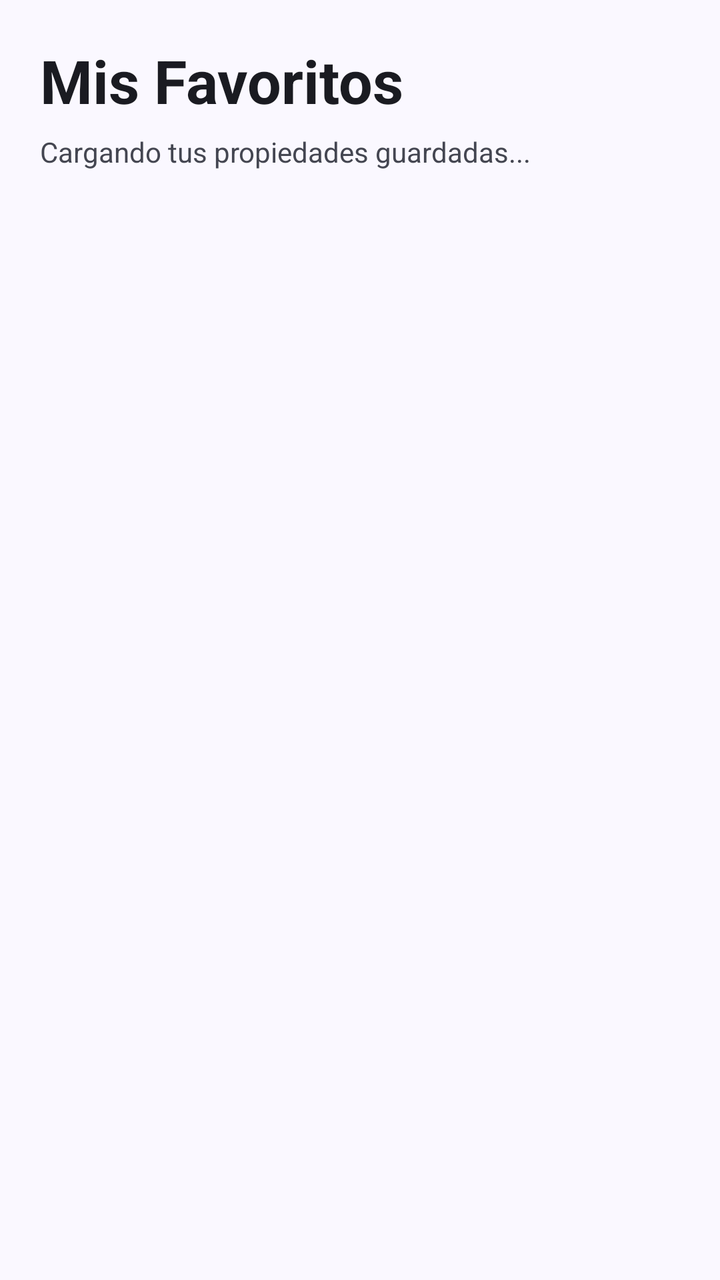
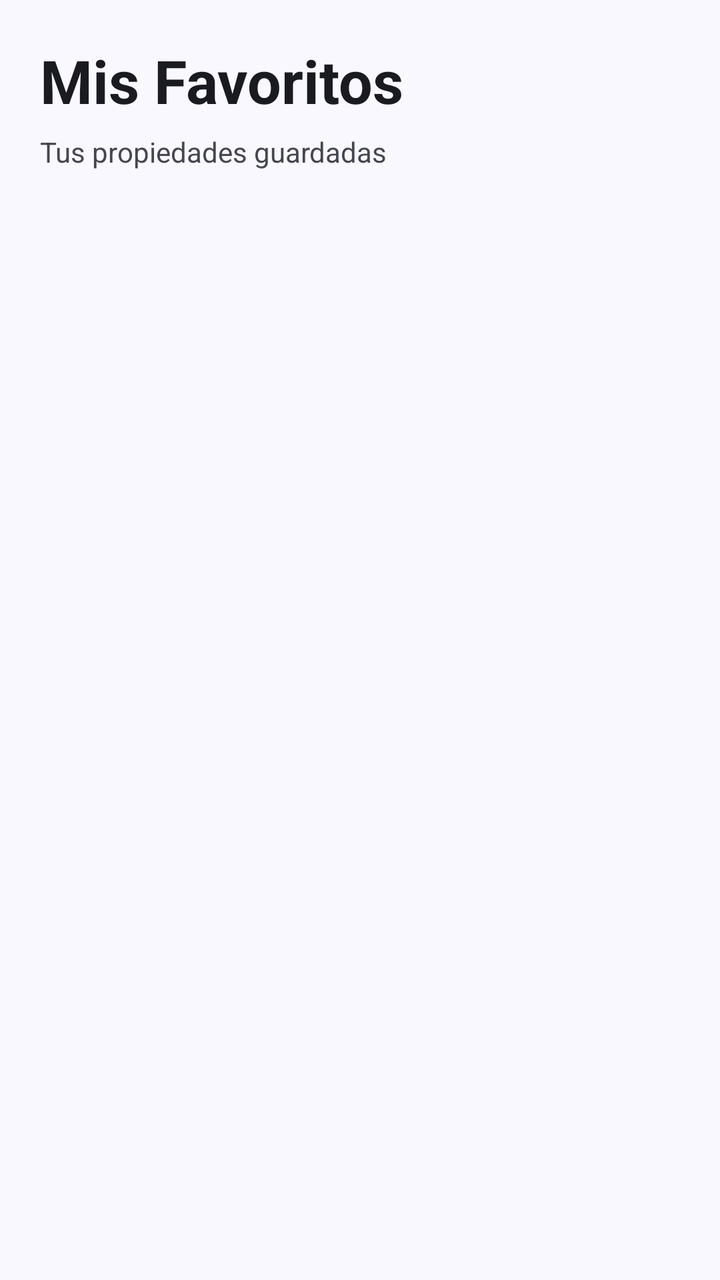

The first picture is an Android layout as it rendered before a commit; the second is the same layout after the commit. The layout source and the unified diff follow.
<!-- AndroidManifest.xml: application theme Theme.InmobiliariaVenta -->
<!-- res/layout/fragment_mis_favoritos.xml -->
<?xml version="1.0" encoding="utf-8"?>
<androidx.coordinatorlayout.widget.CoordinatorLayout
    xmlns:android="http://schemas.android.com/apk/res/android"
    xmlns:app="http://schemas.android.com/apk/res-auto"
    xmlns:tools="http://schemas.android.com/tools"
    android:id="@+id/coordinator_favoritos"
    android:layout_width="match_parent"
    android:layout_height="match_parent"
    android:background="@color/colorSurface">

    <LinearLayout
        android:layout_width="match_parent"
        android:layout_height="match_parent"
        android:orientation="vertical"
        android:paddingStart="20dp"
        android:paddingEnd="20dp"
        android:paddingTop="20dp">

        
        <LinearLayout
            android:layout_width="match_parent"
            android:layout_height="wrap_content"
            android:orientation="vertical"
            android:paddingBottom="12dp">

            <LinearLayout
                android:layout_width="match_parent"
                android:layout_height="wrap_content"
                android:orientation="horizontal"
                android:gravity="center_vertical">

                <ImageView
                    android:id="@+id/btn_back_favoritos"
                    android:layout_width="40dp"
                    android:layout_height="40dp"
                    android:layout_marginEnd="12dp"
                    android:background="?android:attr/selectableItemBackgroundBorderless"
                    android:clickable="true"
                    android:focusable="true"
                    android:padding="8dp"
                    android:src="@drawable/ic_arrow_back"
                    android:visibility="gone"
                    app:tint="@color/colorOnSurface" />

                <TextView
                    android:layout_width="0dp"
                    android:layout_height="wrap_content"
                    android:layout_weight="1"
                    android:text="Mis Favoritos"
                    android:textColor="@color/colorOnSurface"
                    android:textSize="30sp"
                    android:textStyle="bold" />
            </LinearLayout>

            <TextView
                android:id="@+id/tv_favoritos_contador"
                android:layout_width="match_parent"
                android:layout_height="wrap_content"
                android:layout_marginTop="6dp"
                android:text="Cargando tus propiedades guardadas..."
                android:textColor="@color/colorOnSurfaceVariant"
                android:textSize="14sp" />

            
            <LinearLayout
                android:id="@+id/btn_ordenar_favoritos"
                android:layout_width="wrap_content"
                android:layout_height="wrap_content"
                android:layout_marginTop="12dp"
                android:background="@drawable/bg_rounded_corner"
                android:backgroundTint="@color/colorSurfaceContainerHigh"
                android:paddingStart="16dp"
                android:paddingEnd="16dp"
                android:paddingTop="8dp"
                android:paddingBottom="8dp"
                android:gravity="center_vertical"
                android:clickable="true"
                android:focusable="true"
                android:visibility="gone">

                <ImageView
                    android:layout_width="18dp"
                    android:layout_height="18dp"
                    android:src="@android:drawable/ic_menu_sort_by_size"
                    app:tint="@color/colorPrimary" />

                <TextView
                    android:id="@+id/tv_ordenar_label"
                    android:layout_width="wrap_content"
                    android:layout_height="wrap_content"
                    android:layout_marginStart="8dp"
                    android:text="Ordenar por: Añadido reciente"
                    android:textColor="@color/colorPrimary"
                    android:textSize="14sp"
                    android:textStyle="bold" />
            </LinearLayout>
        </LinearLayout>

        
        <com.google.android.material.card.MaterialCardView
            android:id="@+id/cardModoOfflineFavoritos"
            android:layout_width="match_parent"
            android:layout_height="wrap_content"
            android:layout_marginBottom="12dp"
            android:visibility="gone"
            app:cardCornerRadius="16dp"
            app:cardElevation="0dp"
            app:strokeWidth="1.5dp"
            app:strokeColor="@color/colorOfflineBannerStroke"
            app:cardBackgroundColor="@color/colorOfflineBannerBg">

            <LinearLayout
                android:layout_width="match_parent"
                android:layout_height="wrap_content"
                android:orientation="horizontal"
                android:padding="16dp"
                android:gravity="center_vertical">

                <ImageView
                    android:layout_width="28dp"
                    android:layout_height="28dp"
                    android:src="@drawable/ic_cloud_off"
                    app:tint="@color/colorOfflineBannerIcon" />

                <LinearLayout
                    android:layout_width="0dp"
                    android:layout_weight="1"
                    android:layout_height="wrap_content"
                    android:orientation="vertical"
                    android:layout_marginStart="12dp">

                    <TextView
                        android:layout_width="wrap_content"
                        android:layout_height="wrap_content"
                        android:text="Modo sin conexión"
                        android:textColor="@color/colorOfflineBannerText"
                        android:textSize="15sp"
                        android:textStyle="bold" />

                    <TextView
                        android:layout_width="wrap_content"
                        android:layout_height="wrap_content"
                        android:layout_marginTop="2dp"
                        android:text="Mostrando propiedades almacenadas localmente en este dispositivo."
                        android:textColor="@color/colorOfflineBannerSubtext"
                        android:textSize="13sp" />
                </LinearLayout>
            </LinearLayout>
        </com.google.android.material.card.MaterialCardView>

        
        <FrameLayout
            android:layout_width="match_parent"
            android:layout_height="0dp"
            android:layout_weight="1">

            
            <ProgressBar
                android:id="@+id/pb_favoritos"
                android:layout_width="wrap_content"
                android:layout_height="wrap_content"
                android:layout_gravity="center"
                android:indeterminateTint="@color/colorPrimary"
                android:visibility="gone" />

            
            <LinearLayout
                android:id="@+id/layout_favoritos_vacio"
                android:layout_width="match_parent"
                android:layout_height="match_parent"
                android:orientation="vertical"
                android:gravity="center"
                android:paddingTop="32dp"
                android:paddingBottom="32dp"
                android:paddingStart="24dp"
                android:paddingEnd="24dp"
                android:visibility="gone">

                <androidx.cardview.widget.CardView
                    android:layout_width="88dp"
                    android:layout_height="88dp"
                    app:cardCornerRadius="44dp"
                    app:cardElevation="0dp"
                    app:cardBackgroundColor="@color/colorSurfaceContainerHigh">

                    <ImageView
                        android:layout_width="44dp"
                        android:layout_height="44dp"
                        android:layout_gravity="center"
                        android:src="@drawable/ic_favorite_border"
                        app:tint="@color/colorOutline" />
                </androidx.cardview.widget.CardView>

                <TextView
                    android:layout_width="wrap_content"
                    android:layout_height="wrap_content"
                    android:layout_marginTop="20dp"
                    android:text="No tienes favoritos guardados"
                    android:textColor="@color/colorOnSurface"
                    android:textSize="20sp"
                    android:textStyle="bold"
                    android:textAlignment="center" />

                <TextView
                    android:layout_width="wrap_content"
                    android:layout_height="wrap_content"
                    android:layout_marginTop="8dp"
                    android:text="Guarda las propiedades que más te interesen tocando el ícono de corazón para encontrarlas rápidamente."
                    android:textColor="@color/colorOnSurfaceVariant"
                    android:textSize="14sp"
                    android:textAlignment="center"
                    android:lineSpacingExtra="4dp" />

                <com.google.android.material.button.MaterialButton
                    android:id="@+id/btn_explorar_propiedades"
                    android:layout_width="wrap_content"
                    android:layout_height="48dp"
                    android:layout_marginTop="24dp"
                    android:text="Explorar propiedades"
                    android:textAllCaps="false"
                    android:textSize="15sp"
                    android:textStyle="bold"
                    app:cornerRadius="24dp"
                    app:backgroundTint="@color/colorPrimary"
                    android:textColor="@color/colorOnPrimary"
                    app:icon="@drawable/ic_search"
                    app:iconTint="@color/colorOnPrimary" />
            </LinearLayout>

            
            <LinearLayout
                android:id="@+id/layout_favoritos_no_login"
                android:layout_width="match_parent"
                android:layout_height="match_parent"
                android:orientation="vertical"
                android:gravity="center"
                android:paddingTop="32dp"
                android:paddingBottom="32dp"
                android:paddingStart="24dp"
                android:paddingEnd="24dp"
                android:visibility="gone">

                <androidx.cardview.widget.CardView
                    android:layout_width="88dp"
                    android:layout_height="88dp"
                    app:cardCornerRadius="44dp"
                    app:cardElevation="0dp"
                    app:cardBackgroundColor="@color/colorSurfaceContainerHigh">

                    <ImageView
                        android:layout_width="44dp"
                        android:layout_height="44dp"
                        android:layout_gravity="center"
                        android:src="@drawable/ic_person"
                        app:tint="@color/colorPrimary" />
                </androidx.cardview.widget.CardView>

                <TextView
                    android:layout_width="wrap_content"
                    android:layout_height="wrap_content"
                    android:layout_marginTop="20dp"
                    android:text="Inicia sesión para ver tus favoritos"
                    android:textColor="@color/colorOnSurface"
                    android:textSize="20sp"
                    android:textStyle="bold"
                    android:textAlignment="center" />

                <TextView
                    android:layout_width="wrap_content"
                    android:layout_height="wrap_content"
                    android:layout_marginTop="8dp"
                    android:text="Accede a tu cuenta de cliente para guardar tus inmuebles favoritos y sincronizarlos en tu dispositivo."
                    android:textColor="@color/colorOnSurfaceVariant"
                    android:textSize="14sp"
                    android:textAlignment="center"
                    android:lineSpacingExtra="4dp" />

                <com.google.android.material.button.MaterialButton
                    android:id="@+id/btn_login_favoritos"
                    android:layout_width="wrap_content"
                    android:layout_height="48dp"
                    android:layout_marginTop="24dp"
                    android:text="Iniciar sesión"
                    android:textAllCaps="false"
                    android:textSize="15sp"
                    android:textStyle="bold"
                    app:cornerRadius="24dp"
                    app:backgroundTint="@color/colorPrimary"
                    android:textColor="@color/colorOnPrimary" />
            </LinearLayout>

            
            <androidx.recyclerview.widget.RecyclerView
                android:id="@+id/rv_mis_favoritos"
                android:layout_width="match_parent"
                android:layout_height="match_parent"
                android:clipToPadding="false"
                android:paddingBottom="24dp"
                android:visibility="gone"
                tools:listitem="@layout/item_propiedad_destacada" />

        </FrameLayout>
    </LinearLayout>

</androidx.coordinatorlayout.widget.CoordinatorLayout>
<!-- res/layout/item_propiedad_destacada.xml (included above) -->
<?xml version="1.0" encoding="utf-8"?>
<androidx.cardview.widget.CardView
    xmlns:android="http://schemas.android.com/apk/res/android"
    xmlns:app="http://schemas.android.com/apk/res-auto"
    android:layout_width="match_parent"
    android:layout_height="wrap_content"
    android:layout_marginBottom="16dp"
    app:cardBackgroundColor="@color/colorSurfaceContainerLowest"
    app:cardCornerRadius="12dp"
    app:cardElevation="2dp"
    app:strokeColor="@color/colorOutlineVariant"
    app:strokeWidth="1dp"
    android:clickable="true"
    android:focusable="true">

    <LinearLayout
        android:layout_width="match_parent"
        android:layout_height="wrap_content"
        android:orientation="vertical">

        
        <FrameLayout
            android:layout_width="match_parent"
            android:layout_height="180dp">
            
            <ImageView
                android:id="@+id/propertyImageView"
                android:layout_width="match_parent"
                android:layout_height="match_parent"
                android:scaleType="centerCrop"
                android:background="@color/colorSurfaceContainerHigh"
                android:src="@android:drawable/ic_menu_gallery"/>
                
            <androidx.cardview.widget.CardView
                android:id="@+id/tagCardView"
                android:layout_width="wrap_content"
                android:layout_height="wrap_content"
                android:layout_margin="16dp"
                app:cardBackgroundColor="@color/colorOnSecondaryContainer"
                app:cardCornerRadius="16dp">
                <TextView
                    android:id="@+id/tagTextView"
                    android:layout_width="wrap_content"
                    android:layout_height="wrap_content"
                    android:paddingStart="12dp"
                    android:paddingEnd="12dp"
                    android:paddingTop="4dp"
                    android:paddingBottom="4dp"
                    android:text="OBRA NUEVA"
                    android:textColor="@color/colorOnPrimary"
                    android:textSize="12sp"
                    android:textStyle="bold"/>
            </androidx.cardview.widget.CardView>
            
            <androidx.cardview.widget.CardView
                android:id="@+id/favoriteButtonCard"
                android:layout_width="40dp"
                android:layout_height="40dp"
                android:layout_gravity="top|end"
                android:layout_margin="16dp"
                android:clickable="true"
                android:focusable="true"
                android:foreground="?attr/selectableItemBackground"
                app:cardBackgroundColor="@color/colorSurfaceContainerLowest"
                app:cardCornerRadius="20dp"
                app:cardElevation="2dp">
                <ImageView
                    android:id="@+id/favoriteButton"
                    android:layout_width="24dp"
                    android:layout_height="24dp"
                    android:layout_gravity="center"
                    android:src="@drawable/ic_favorite_border"
                    app:tint="@color/colorOnSurfaceVariant" />
            </androidx.cardview.widget.CardView>
        </FrameLayout>

        
        <LinearLayout
            android:layout_width="match_parent"
            android:layout_height="wrap_content"
            android:orientation="vertical"
            android:padding="16dp">
            
            <TextView
                android:id="@+id/priceTextView"
                android:layout_width="match_parent"
                android:layout_height="wrap_content"
                android:text="$2,450,000"
                android:textColor="@color/colorPrimary"
                android:textSize="24sp"
                android:textStyle="bold"/>
                
            <TextView
                android:id="@+id/titleTextView"
                android:layout_width="match_parent"
                android:layout_height="wrap_content"
                android:layout_marginTop="4dp"
                android:text="The Glass Pavilion"
                android:textColor="@color/colorOnSurface"
                android:textSize="20sp"
                android:textStyle="bold"
                android:maxLines="1"
                android:ellipsize="end"/>
                
            <LinearLayout
                android:layout_width="match_parent"
                android:layout_height="wrap_content"
                android:layout_marginTop="4dp"
                android:orientation="horizontal"
                android:gravity="center_vertical">
                <ImageView
                    android:layout_width="18dp"
                    android:layout_height="18dp"
                    android:src="@android:drawable/ic_dialog_map"
                    app:tint="@color/colorOnSurfaceVariant" />
                <TextView
                    android:id="@+id/locationTextView"
                    android:layout_width="wrap_content"
                    android:layout_height="wrap_content"
                    android:layout_marginStart="4dp"
                    android:text="Beverly Hills, CA"
                    android:textColor="@color/colorOnSurfaceVariant"
                    android:textSize="14sp"
                    android:maxLines="1"
                    android:ellipsize="end"/>
            </LinearLayout>
            
            <View
                android:layout_width="match_parent"
                android:layout_height="1dp"
                android:background="@color/colorOutlineVariant"
                android:layout_marginTop="16dp"
                android:layout_marginBottom="16dp"/>
                
            <LinearLayout
                android:layout_width="match_parent"
                android:layout_height="wrap_content"
                android:orientation="horizontal">
                
                <TextView
                    android:id="@+id/bedsTextView"
                    android:layout_width="wrap_content"
                    android:layout_height="wrap_content"
                    android:text="🛏 4"
                    android:textColor="@color/colorOnSurfaceVariant"
                    android:textSize="14sp"
                    android:layout_marginEnd="16dp"/>
                    
                <TextView
                    android:id="@+id/bathsTextView"
                    android:layout_width="wrap_content"
                    android:layout_height="wrap_content"
                    android:text="🚿 5"
                    android:textColor="@color/colorOnSurfaceVariant"
                    android:textSize="14sp"
                    android:layout_marginEnd="16dp"/>
                    
                <TextView
                    android:id="@+id/sqftTextView"
                    android:layout_width="wrap_content"
                    android:layout_height="wrap_content"
                    android:text="📐 4,200"
                    android:textColor="@color/colorOnSurfaceVariant"
                    android:textSize="14sp"/>
            </LinearLayout>
        </LinearLayout>
    </LinearLayout>
</androidx.cardview.widget.CardView>
<!-- resources referenced by this layout -->
<resources>
  <color name="colorOfflineBannerBg">#0B1B3D</color>
  <color name="colorOfflineBannerIcon">#6FFBBE</color>
  <color name="colorOfflineBannerStroke">#1E3A8A</color>
  <color name="colorOfflineBannerSubtext">#DCE1FF</color>
  <color name="colorOfflineBannerText">#FFFFFF</color>
  <color name="colorOnPrimary">#FFFFFF</color>
  <color name="colorOnSecondaryContainer">#00714D</color>
  <color name="colorOnSurface">#1A1B21</color>
  <color name="colorOnSurfaceVariant">#444651</color>
  <color name="colorOutline">#757682</color>
  <color name="colorOutlineVariant">#C5C5D3</color>
  <color name="colorPrimary">#00236F</color>
  <color name="colorSurface">#FAF8FF</color>
  <color name="colorSurfaceContainerHigh">#E9E7EF</color>
  <color name="colorSurfaceContainerLowest">#FFFFFF</color>
  <!-- drawable bg_rounded_corner (drawable) -->
  <?xml version="1.0" encoding="utf-8"?>
  <shape xmlns:android="http://schemas.android.com/apk/res/android"
      android:shape="rectangle">
      <corners android:radius="8dp" />
      <solid android:color="@android:color/white" />
  </shape>
  <!-- drawable ic_arrow_back (drawable) -->
  <vector xmlns:android="http://schemas.android.com/apk/res/android"
      android:width="24dp"
      android:height="24dp"
      android:viewportWidth="24"
      android:viewportHeight="24">
    <path
        android:fillColor="@color/colorPrimary"
        android:pathData="M20,11H7.83l5.59,-5.59L12,4l-8,8 8,8 1.41,-1.41L7.83,13H20v-2z"/>
  </vector>
  <!-- drawable ic_favorite_border (drawable) -->
  <vector xmlns:android="http://schemas.android.com/apk/res/android"
      android:width="24dp"
      android:height="24dp"
      android:viewportWidth="24"
      android:viewportHeight="24">
      <path
          android:fillColor="#FF000000"
          android:pathData="M16.5,3c-1.74,0 -3.41,0.81 -4.5,2.09C10.91,3.81 9.24,3 7.5,3 4.42,3 2,5.42 2,8.5c0,3.78 3.4,6.86 8.55,11.54L12,21.35l1.45,-1.32C18.6,15.36 22,12.28 22,8.5 22,5.42 19.58,3 16.5,3zM12.1,18.55l-0.1,0.1 -0.1,-0.1C7.14,14.24 4,11.39 4,8.5 4,6.5 5.5,5 7.5,5c1.54,0 3.04,0.99 3.57,2.36h1.87C13.46,5.99 14.96,5 16.5,5c2,0 3.5,1.5 3.5,3.5 0,2.89 -3.14,5.74 -7.9,9.05z" />
  </vector>
  <!-- drawable ic_person (drawable) -->
  <vector xmlns:android="http://schemas.android.com/apk/res/android"
      android:width="24dp"
      android:height="24dp"
      android:viewportWidth="24"
      android:viewportHeight="24">
    <path
        android:fillColor="#FF000000"
        android:pathData="M12,12c2.21,0 4,-1.79 4,-4s-1.79,-4 -4,-4 -4,1.79 -4,4 1.79,4 4,4zM12,14c-2.67,0 -8,1.34 -8,4v2h16v-2c0,-2.66 -5.33,-4 -8,-4z"/>
  </vector>
  <!-- drawable ic_search (drawable) -->
  <vector xmlns:android="http://schemas.android.com/apk/res/android"
      android:width="24dp"
      android:height="24dp"
      android:viewportWidth="24"
      android:viewportHeight="24">
    <path
        android:fillColor="#FF000000"
        android:pathData="M15.5,14h-0.79l-0.28,-0.27C15.41,12.59 16,11.11 16,9.5 16,5.91 13.09,3 9.5,3S3,5.91 3,9.5 5.91,16 9.5,16c1.61,0 3.09,-0.59 4.23,-1.57l0.27,0.28v0.79l5,4.99L20.49,19l-4.99,-5zM9.5,14C7.01,14 5,11.99 5,9.5S7.01,5 9.5,5 14,7.01 14,9.5 11.99,14 9.5,14z"/>
  </vector>
  <style name="Theme.InmobiliariaVenta" parent="Base.Theme.InmobiliariaVenta" />
  <style name="Base.Theme.InmobiliariaVenta" parent="Theme.Material3.Light.NoActionBar">
          
          <item name="android:statusBarColor">@color/colorSurfaceContainerLowest</item>
          <item name="android:windowLightStatusBar">true</item>
          
          
          <item name="colorPrimary">@color/colorPrimary</item>
          <item name="colorOnPrimary">@color/colorOnPrimary</item>
          <item name="colorPrimaryContainer">@color/colorPrimaryContainer</item>
          <item name="colorSurface">@color/colorSurface</item>
          <item name="colorOnSurface">@color/colorOnSurface</item>
      </style>
  <color name="colorPrimaryContainer">#1E3A8A</color>
  <!-- unchanged entries left out for length: 1 -->
</resources>

<!-- the commit's change to res/layout/fragment_mis_favoritos.xml (unified diff, before → after) -->
@@ -57,7 +57,7 @@
                 android:layout_width="match_parent"
                 android:layout_height="wrap_content"
                 android:layout_marginTop="6dp"
-                android:text="Cargando tus propiedades guardadas..."
+                android:text="Tus propiedades guardadas"
                 android:textColor="@color/colorOnSurfaceVariant"
                 android:textSize="14sp" />
 
